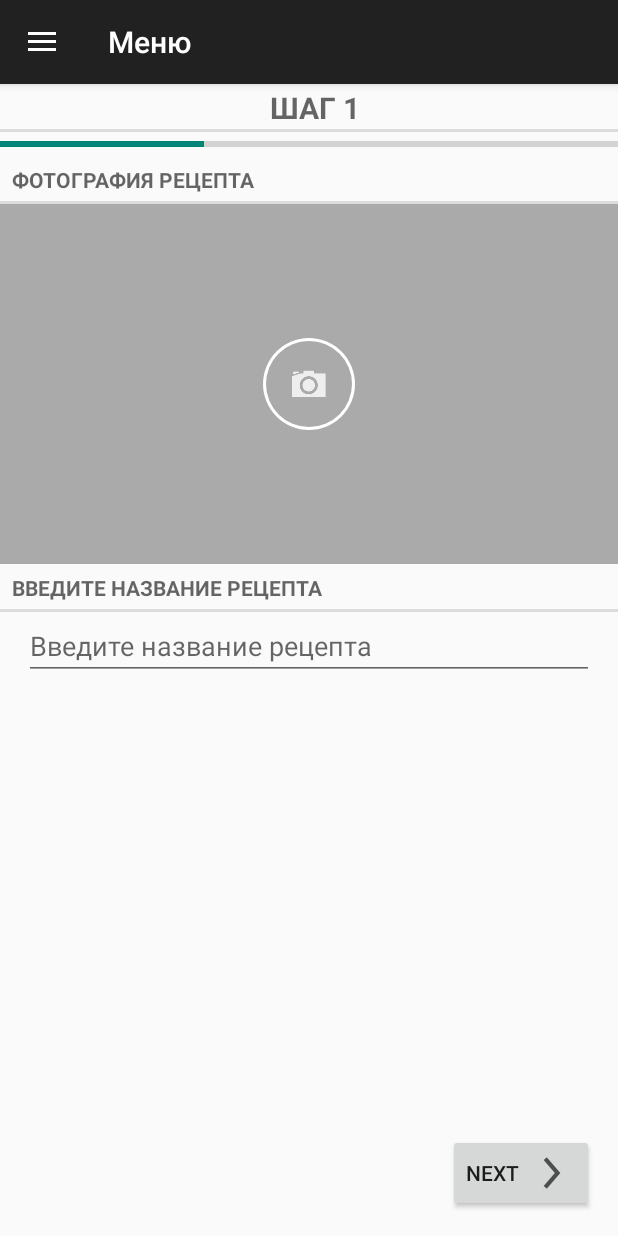
After one commit to abbath0767/SimpleEat, an Android app: the fragment KitchenStep1Fragment placed in its activity, on a phone screen of 412 x 824 dp. The commit adds this screen. Run offline under Robolectric (Android 15) with nearby library versions, the phone set to English and light mode, and no system bars; 5 statements that could not run were skipped.

Commit message:
feature: new kitchen. separate creating of recipe in to 3 steps

```diff
--- a/app/build.gradle
+++ b/app/build.gradle
@@ -7,7 +7,7 @@ android {
         applicationId "com.luxary_team.simpleeat"
         minSdkVersion 19
         targetSdkVersion 23
-        versionName "0.3"
+        versionName "0.5"
         versionCode 1
     }
     buildTypes {
--- a/app/src/main/java/com/luxary_team/simpleeat/KitchenFragment.java
+++ b/app/src/main/java/com/luxary_team/simpleeat/KitchenFragment.java
@@ -84,7 +84,6 @@ public class KitchenFragment extends Fragment {
     public void onCreate(Bundle savedInstanceState) {
         super.onCreate(savedInstanceState);
 
-
         setHasOptionsMenu(false);
         mRecipe = new Recipe();
         Log.d(MainActivity.TAG, "new recipe created, uuid = " + mRecipe.getId().toString());
@@ -101,8 +100,6 @@ public class KitchenFragment extends Fragment {
     @Override
     public View onCreateView(LayoutInflater inflater, ViewGroup container, Bundle savedInstanceState) {
         View view = inflater.inflate(R.layout.kitchen_fragment, container, false);
-
-        PackageManager packageManager = getActivity().getPackageManager();
 
         //remove last element
         recipeTypesWithoutFavorite = Recipe.RecipeType.values();
--- a/app/src/main/java/com/luxary_team/simpleeat/MainActivity.java
+++ b/app/src/main/java/com/luxary_team/simpleeat/MainActivity.java
@@ -17,6 +17,8 @@ import android.widget.ArrayAdapter;
 import android.widget.ListView;
 
 import com.luxary_team.simpleeat.interfaces.SelectItemDrawerCallback;
+import com.luxary_team.simpleeat.objects.Recipe;
+import com.luxary_team.simpleeat.ui.KitchenStep1Fragment;
 
 public class MainActivity extends AppCompatActivity implements SelectItemDrawerCallback {
     public static final String TAG = "myLogTag";
@@ -139,7 +141,9 @@ public class MainActivity extends AppCompatActivity implements SelectItemDrawerC
                 fragment = new MenuFragment();
                 break;
             case 1:
-                fragment = new KitchenFragment();
+//                fragment = new KitchenFragment();
+                fragment = KitchenStep1Fragment.newInstance(new Recipe().getId().toString());
+                Log.d(MainActivity.TAG, "create new recipe");
                 break;
             case 2:
                 fragment = new BasketFragment();
--- a/app/src/main/java/com/luxary_team/simpleeat/objects/Recipe.java
+++ b/app/src/main/java/com/luxary_team/simpleeat/objects/Recipe.java
@@ -55,6 +55,8 @@ public class Recipe {
         SOUP ("Супы"),
         SECOND ("Второе"),
         SIMPLE ("Простой рецепт"),
+        DRINK ("Напитки"),
+        SALAT ("Салат"),
         FAVORITE ("Избранное");
 
         private final String name;
--- a/app/src/main/java/com/luxary_team/simpleeat/objects/RecipeLab.java
+++ b/app/src/main/java/com/luxary_team/simpleeat/objects/RecipeLab.java
@@ -30,6 +30,10 @@ public class RecipeLab {
             sRecipeLab = new RecipeLab(c.getApplicationContext());
         }
         return sRecipeLab;
+    }
+
+    public static Recipe getNewRecipe(String recipeUUID) {
+        return new Recipe(UUID.fromString(recipeUUID));
     }
 
     public void addRecipe(Recipe recipe) {
--- /dev/null
+++ b/app/src/main/res/layout/kitchen_step1_fragment.xml
@@ -0,0 +1,83 @@
+<?xml version="1.0" encoding="utf-8"?>
+<LinearLayout xmlns:android="http://schemas.android.com/apk/res/android"
+              android:layout_width="match_parent"
+              android:layout_height="match_parent"
+              android:orientation="vertical">
+
+    <TextView
+        style="?android:listSeparatorTextViewStyle"
+        android:layout_width="match_parent"
+        android:layout_height="wrap_content"
+        android:gravity="center"
+        android:text="Шаг 1"
+        android:textSize="20dp"
+        android:textStyle="bold"/>
+
+    <ProgressBar
+        android:id="@+id/progressBar"
+        style="?android:attr/progressBarStyleHorizontal"
+        android:layout_width="match_parent"
+        android:layout_height="wrap_content"
+        android:progress="33"/>
+
+    <TextView
+        style="?android:listSeparatorTextViewStyle"
+        android:layout_width="match_parent"
+        android:layout_height="wrap_content"
+        android:text="@string/new_recipe_title_photo"/>
+
+    <RelativeLayout
+        android:layout_width="wrap_content"
+        android:layout_height="wrap_content">
+
+        <ImageView
+            android:id="@+id/kitchen_step_1_photo_image_view"
+            android:layout_width="match_parent"
+            android:layout_height="240dp"
+            android:background="@android:color/darker_gray"/>
+
+        <ImageButton
+            android:background="@null"
+            android:id="@+id/kitchen_step_1_photo_take_button"
+            android:layout_width="wrap_content"
+            android:layout_height="wrap_content"
+            android:src="@drawable/take_photo"
+            android:layout_centerVertical="true"
+            android:layout_centerHorizontal="true"/>
+
+    </RelativeLayout>
+
+    <TextView
+        style="?android:listSeparatorTextViewStyle"
+        android:layout_width="match_parent"
+        android:layout_height="wrap_content"
+        android:text="@string/new_recipe_title_edit_text_hint"/>
+
+    <EditText
+        android:id="@+id/new_recipe_step1_title_edit_text"
+        android:layout_width="match_parent"
+        android:layout_height="wrap_content"
+        android:layout_marginLeft="16dp"
+        android:layout_marginRight="16dp"
+        android:hint="@string/new_recipe_title_edit_text_hint"/>
+
+    <LinearLayout
+        android:layout_width="match_parent"
+        android:layout_height="match_parent"
+        android:layout_margin="16dp"
+        android:gravity="bottom"
+        android:orientation="vertical">
+
+        <Button
+            android:id="@+id/kitchen_step_1_next_button"
+            android:layout_width="wrap_content"
+            android:layout_height="wrap_content"
+            android:layout_gravity="right"
+            android:drawablePadding="6dp"
+            android:drawableRight="@drawable/ic_next_step"
+            android:gravity="center"
+            android:text="next"/>
+
+    </LinearLayout>
+
+</LinearLayout>
```
Also changed, not shown: app/src/main/java/com/luxary_team/simpleeat/BasketFragment.java (+16 -3 lines), app/src/main/java/com/luxary_team/simpleeat/ui/KitchenStep1Fragment.java (added, +215 -0 lines), app/src/main/res/values/strings.xml (+6 -3 lines), app/src/main/res/drawable-hdpi/ic_next_step.png (added), app/src/main/res/drawable-mdpi/ic_next_step.png (added), app/src/main/res/drawable-xhdpi/ic_next_step.png (added), app/src/main/res/drawable-xxhdpi/ic_next_step.png (added).
